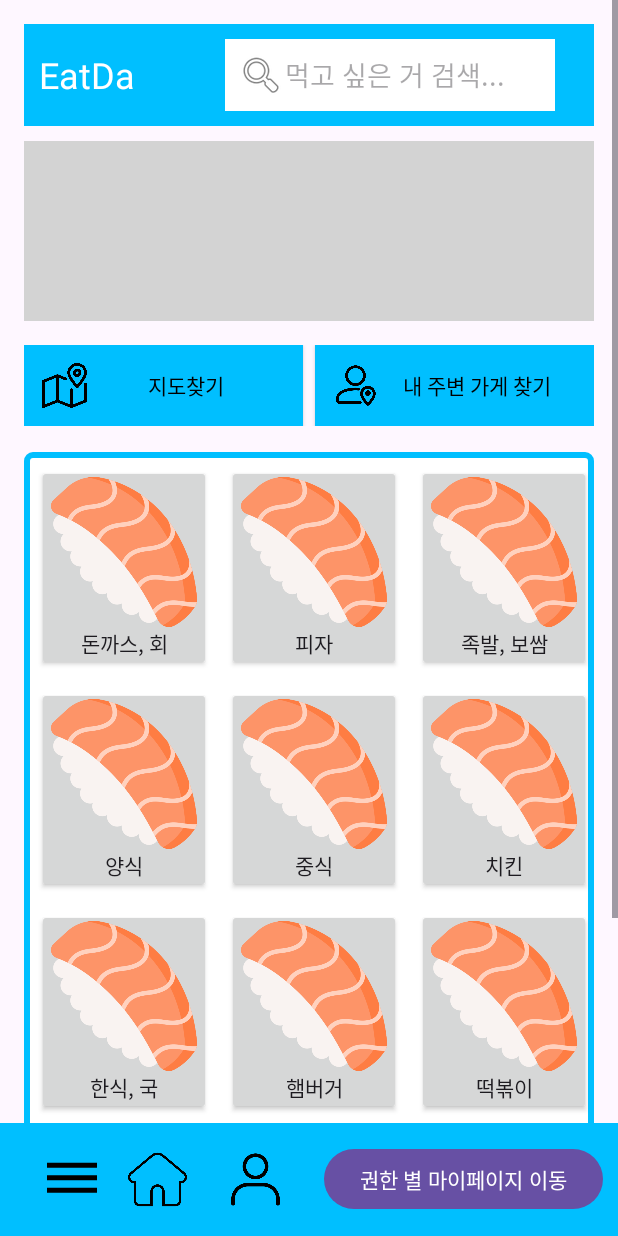
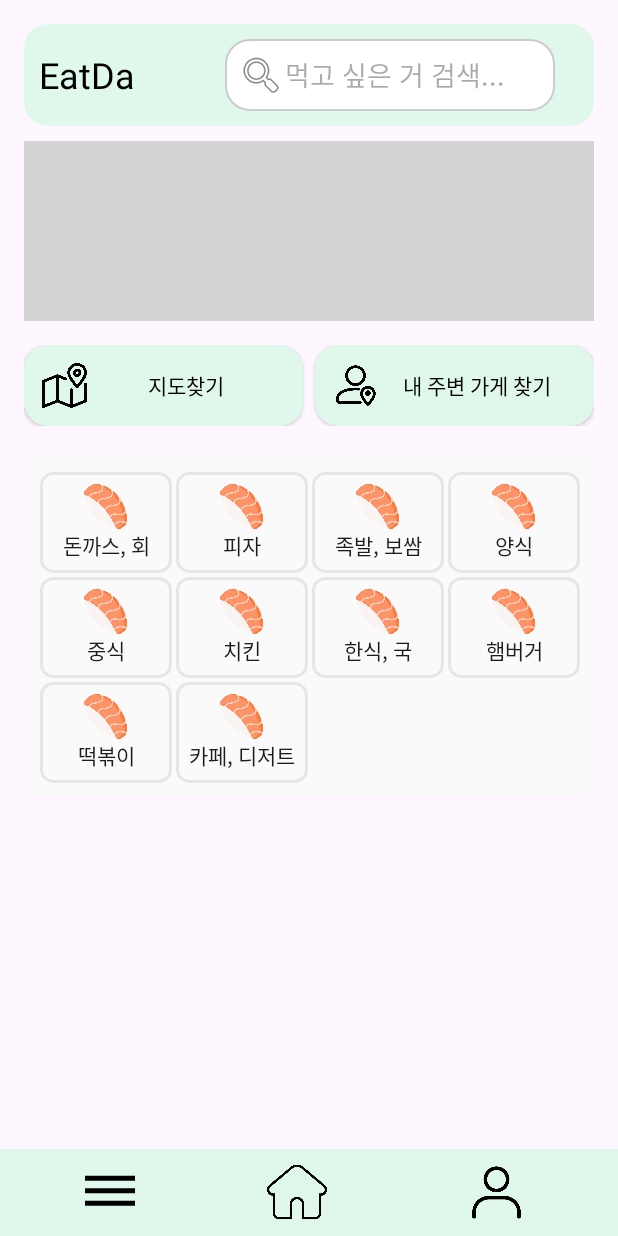
Before and after one commit to AYU-Senier-Eat-da-Connect-da/AndroidStudio, an Android app: the Home screen opened directly, with no data from a screen before it, on a phone screen of 412 x 824 dp. Run offline under Robolectric (Android 15) with nearby library versions, the phone set to English and light mode, and no system bars.

Commit message:
feat: 후원할 아동 조회 및 등록, 삭제
- 홈화면 수정 중

```diff
--- a/app/build.gradle
+++ b/app/build.gradle
@@ -8,7 +8,7 @@ android {
 
     defaultConfig {
         applicationId "com.eatda"
-        minSdk 30
+        minSdk 29
         targetSdk 34
         versionCode 1
         versionName "1.0"
@@ -43,4 +43,6 @@ dependencies {
     implementation libs.converter.gson
     implementation libs.gson
     implementation libs.logging.interceptor.v3110
+    implementation libs.android //최신 버전 추천
+    implementation libs.android.bio //생체인증 결제 사용시 추가
 }
--- a/app/src/main/java/com/eatda/home/Home.java
+++ b/app/src/main/java/com/eatda/home/Home.java
@@ -6,6 +6,7 @@ import android.view.KeyEvent;
 import android.view.View;
 import android.widget.Button;
 import android.widget.EditText;
+import android.widget.ImageButton;
 import android.widget.TextView;
 
 import androidx.activity.EdgeToEdge;
@@ -22,7 +23,7 @@ public class Home extends AppCompatActivity {
 
     private EditText searchEditText;
     private Button findMyLocation;
-    private Button btn_permissionBasedMyPage;   //권한 별 마이페이지 이동 (임시버튼)
+    private ImageButton btn_myPage;
 
     @Override
     protected void onCreate(Bundle savedInstanceState) {
@@ -65,16 +66,14 @@ public class Home extends AppCompatActivity {
             }
         });
 
-        /*
-        권한 별 마이페이지 이동 (임시버튼)
-         */
-        btn_permissionBasedMyPage = findViewById(R.id.btn_permissionBasedMyPage);
-        btn_permissionBasedMyPage.setOnClickListener(new View.OnClickListener() {
+        btn_myPage = findViewById(R.id.btn_myPage);
+        btn_myPage.setOnClickListener(new View.OnClickListener() {
             @Override
-            public void onClick(View view) {
+            public void onClick(View v) {
                 Intent intent = new Intent(Home.this, PermissionBasedMyPage.class);
                 startActivity(intent);
             }
         });
+
     }
 }
--- /dev/null
+++ b/app/src/main/res/drawable/button_background.xml
@@ -0,0 +1,12 @@
+<shape xmlns:android="http://schemas.android.com/apk/res/android">
+    <!-- 버튼의 배경색을 투명으로 설정 -->
+    <solid android:color="@android:color/transparent" />
+
+    <!-- 테두리 설정 -->
+    <stroke
+        android:width="2dp"
+        android:color="#E6E6E6" /> <!-- 테두리 색상 (초록색) -->
+
+    <!-- 테두리 모서리를 둥글게 설정 -->
+    <corners android:radius="8dp" />
+</shape>
--- a/app/src/main/res/drawable/grid_border.xml
+++ b/app/src/main/res/drawable/grid_border.xml
@@ -1,7 +1,7 @@
 <shape xmlns:android="http://schemas.android.com/apk/res/android">
-    <solid android:color="#FFFFFF"/> <!-- 배경색 (원하는 색상으로 변경 가능) -->
+    <solid android:color="#FAFAFA"/>
     <stroke
         android:width="4dp"
-        android:color="#00BFFF"/> <!-- 테두리 색상과 두께 설정 -->
-    <corners android:radius="4dp"/> <!-- 둥근 모서리 설정 (원하는 값으로 변경 가능) -->
+        android:color="@android:color/transparent"/>
+    <corners android:radius="4dp"/>
 </shape>
--- a/app/src/main/res/drawable/resize_sushi.xml
+++ b/app/src/main/res/drawable/resize_sushi.xml
@@ -1,6 +1,6 @@
 <layer-list xmlns:android="http://schemas.android.com/apk/res/android">
     <item
-        android:width="100dp"
-        android:height="100dp"
+        android:width="30dp"
+        android:height="30dp"
         android:drawable="@drawable/sushi" />
 </layer-list>
--- /dev/null
+++ b/app/src/main/res/drawable/rounded_background.xml
@@ -0,0 +1,4 @@
+<shape xmlns:android="http://schemas.android.com/apk/res/android">
+    <solid android:color="#E0F8EC"/>
+    <corners android:radius="16dp"/>
+</shape>
--- /dev/null
+++ b/app/src/main/res/drawable/rounded_edittext.xml
@@ -0,0 +1,5 @@
+<shape xmlns:android="http://schemas.android.com/apk/res/android">
+    <solid android:color="#FFFFFF"/>
+    <corners android:radius="16dp"/>
+    <stroke android:width="1dp" android:color="#CCCCCC"/>
+</shape>
--- a/app/src/main/res/layout/activity_home.xml
+++ b/app/src/main/res/layout/activity_home.xml
@@ -27,7 +27,7 @@
                 android:layout_height="wrap_content"
                 android:orientation="horizontal"
                 android:gravity="center_vertical"
-                android:background="#00BFFF"
+                android:background="@drawable/rounded_background"
                 android:padding="10dp">
 
                 <!-- 앱 이름 -->
@@ -36,7 +36,7 @@
                     android:layout_height="wrap_content"
                     android:text="EatDa"
                     android:textSize="24sp"
-                    android:textColor="#FFFFFF"
+                    android:textColor="@color/black"
                     android:layout_weight="1" />
 
                 <!-- 검색창 -->
@@ -48,7 +48,7 @@
                     android:hint="먹고 싶은 거 검색..."
                     android:drawableLeft="@android:drawable/ic_menu_search"
                     android:padding="8dp"
-                    android:background="#FFFFFF"
+                    android:background="@drawable/rounded_edittext"
                     android:textColor="#000000"
                     android:layout_marginLeft="16dp"
                     android:layout_marginRight="16dp" />
@@ -77,7 +77,7 @@
                     android:layout_weight="1"
                     android:text="지도찾기"
                     android:drawableLeft="@drawable/resize_map"
-                    android:background="#00BFFF"
+                    android:background="@drawable/rounded_background"
                     android:textColor="@color/black"
                     android:padding="12dp"
                     android:layout_marginRight="8dp" />
@@ -89,7 +89,7 @@
                     android:layout_weight="1"
                     android:text="내 주변 가게 찾기"
                     android:drawableLeft="@drawable/resize_mymap"
-                    android:background="#00BFFF"
+                    android:background="@drawable/rounded_background"
                     android:textColor="@color/black"
                     android:padding="12dp" />
             </LinearLayout>
@@ -98,19 +98,22 @@
             <GridLayout
                 android:layout_width="match_parent"
                 android:layout_height="wrap_content"
-                android:layout_marginTop="1dp"
-                android:rowCount="4"
-                android:columnCount="3"
+                android:layout_marginTop="3dp"
+                android:rowCount="3"
+                android:columnCount="4"
                 android:background="@drawable/grid_border"
-                android:padding="3dp">
+                android:paddingLeft="9dp"
+                android:paddingTop="10dp"
+                android:paddingBottom="10dp">
 
                 <android.widget.Button
                     android:layout_width="wrap_content"
                     android:layout_height="wrap_content"
                     android:text="돈까스, 회"
                     android:drawableTop="@drawable/resize_sushi"
+                    android:background="@drawable/button_background"
                     android:gravity="center"
-                    android:layout_margin="5dp"
+                    android:layout_margin="1dp"
                     android:padding="8dp" />
 
                 <android.widget.Button
@@ -118,8 +121,9 @@
                     android:layout_height="wrap_content"
                     android:text="피자"
                     android:drawableTop="@drawable/resize_sushi"
+                    android:background="@drawable/button_background"
                     android:gravity="center"
-                    android:layout_margin="5dp"
+                    android:layout_margin="1dp"
                     android:padding="8dp" />
 
                 <android.widget.Button
@@ -127,8 +131,9 @@
                     android:layout_height="wrap_content"
                     android:text="족발, 보쌈"
                     android:drawableTop="@drawable/resize_sushi"
+                    android:background="@drawable/button_background"
                     android:gravity="center"
-                    android:layout_margin="5dp"
+                    android:layout_margin="1dp"
                     android:padding="8dp" />
 
                 <android.widget.Button
@@ -136,8 +141,9 @@
                     android:layout_height="wrap_content"
                     android:text="양식"
                     android:drawableTop="@drawable/resize_sushi"
+                    android:background="@drawable/button_background"
                     android:gravity="center"
-                    android:layout_margin="5dp"
+                    android:layout_margin="1dp"
                     android:padding="8dp" />
 
                 <android.widget.Button
@@ -145,8 +151,9 @@
                     android:layout_height="wrap_content"
                     android:text="중식"
                     android:drawableTop="@drawable/resize_sushi"
+                    android:background="@drawable/button_background"
                     android:gravity="center"
-                    android:layout_margin="5dp"
+                    android:layout_margin="1dp"
                     android:padding="8dp" />
 
                 <android.widget.Button
@@ -154,8 +161,9 @@
                     android:layout_height="wrap_content"
                     android:text="치킨"
                     android:drawableTop="@drawable/resize_sushi"
+                    android:background="@drawable/button_background"
                     android:gravity="center"
-                    android:layout_margin="5dp"
+                    android:layout_margin="1dp"
                     android:padding="8dp" />
 
                 <android.widget.Button
@@ -163,8 +171,9 @@
                     android:layout_height="wrap_content"
                     android:text="한식, 국"
                     android:drawableTop="@drawable/resize_sushi"
+                    android:background="@drawable/button_background"
                     android:gravity="center"
-                    android:layout_margin="5dp"
+                    android:layout_margin="1dp"
                     android:padding="8dp" />
 
                 <android.widget.Button
@@ -172,8 +181,9 @@
                     android:layout_height="wrap_content"
                     android:text="햄버거"
                     android:drawableTop="@drawable/resize_sushi"
+                    android:background="@drawable/button_background"
                     android:gravity="center"
-                    android:layout_margin="5dp"
+                    android:layout_margin="1dp"
                     android:padding="8dp" />
 
                 <android.widget.Button
@@ -181,8 +191,9 @@
                     android:layout_height="wrap_content"
                     android:text="떡볶이"
                     android:drawableTop="@drawable/resize_sushi"
+                    android:background="@drawable/button_background"
                     android:gravity="center"
-                    android:layout_margin="5dp"
+                    android:layout_margin="1dp"
                     android:padding="8dp" />
 
                 <android.widget.Button
@@ -190,8 +201,9 @@
                     android:layout_height="wrap_content"
                     android:text="카페, 디저트"
                     android:drawableTop="@drawable/resize_sushi"
+                    android:background="@drawable/button_background"
                     android:gravity="center"
-                    android:layout_margin="5dp"
+                    android:layout_margin="1dp"
                     android:padding="8dp" />
             </GridLayout>
 
@@ -206,8 +218,8 @@
         android:layout_height="wrap_content"
         android:orientation="horizontal"
         android:gravity="center"
-        android:background="#00BFFF"
-        android:padding="10dp"
+        android:background="#E0F8EC"
+        android:padding="1dp"
         app:layout_constraintBottom_toBottomOf="parent">
 
         <ImageButton
@@ -226,21 +238,13 @@
             app:srcCompat="@drawable/resize_home" />
 
         <ImageButton
+            android:id="@+id/btn_myPage"
             android:layout_width="wrap_content"
             android:layout_height="wrap_content"
             android:src="@drawable/resize_myinformation"
             android:background="@null"
             android:layout_weight="1" />
 
-        <!--권한 별 마이페이지 이동 (임시버튼)-->
-        <Button
-            android:id="@+id/btn_permissionBasedMyPage"
-            android:layout_width="wrap_content"
-            android:layout_height="wrap_content"
-            android:text="권한 별 마이페이지 이동"
-            tools:layout_editor_absoluteX="134dp"
-            tools:layout_editor_absoluteY="341dp"/>
-
 
     </LinearLayout>
 
--- a/app/src/main/res/xml/network_security_config.xml
+++ b/app/src/main/res/xml/network_security_config.xml
@@ -1,6 +1,6 @@
 <?xml version="1.0" encoding="utf-8"?>
 <network-security-config>
     <domain-config cleartextTrafficPermitted="true">
-        <domain includeSubdomains="true">192.168.219.102</domain>
+        <domain includeSubdomains="true">IP</domain>
     </domain-config>
 </network-security-config>
```
Also changed, not shown: app/src/main/java/com/eatda/sponsor/ChildList.java (+98 -0 lines), app/src/main/java/com/eatda/sponsor/ChildManagement/SponsorChildManagementApiService.java (added, +35 -0 lines), app/src/main/java/com/eatda/sponsor/ChildManagement/SponsorChildManagementRetrofitClient.java (added, +32 -0 lines), app/src/main/java/com/eatda/sponsor/ChildMgmt.java (+100 -0 lines), app/src/main/java/com/eatda/sponsor/form/ChildResponse.java (added, +29 -0 lines), app/src/main/java/com/eatda/sponsor/form/SponsorDTO.java (added, +8 -0 lines), app/src/main/res/layout/activity_child_list.xml (+9 -3 lines), app/src/main/res/layout/activity_child_mgmt.xml (+8 -3 lines), app/src/main/res/layout/child_item_list.xml (added, +74 -0 lines), app/src/main/res/layout/child_mgmt_list.xml (added, +94 -0 lines), gradle/libs.versions.toml (+8 -0 lines).
